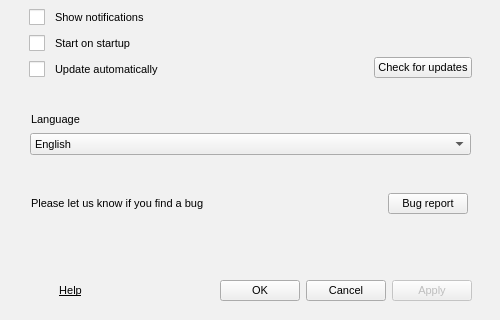
This is src/MEGASync/gui/linux/SettingsDialog.ui in meganz/MEGAsync as Qt 5 draws it before an edit; both pictures show x 0 to 500 and y 280 to 600 of the 500 by 600 pixel window. The edited form follows.
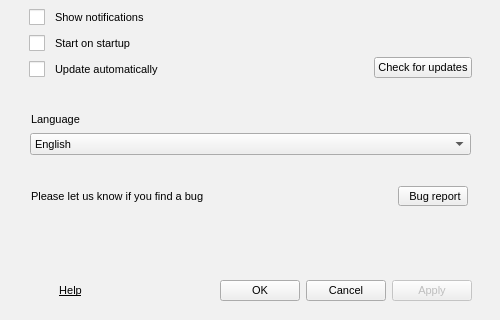
This is the edited form. Icons and pictures are not drawn.

Commit message:
minor ui fixes for linux/win
& sdk update to 3.6.7 head
& indentation fixed

What changed in the file:
```diff
--- a/src/MEGASync/gui/linux/SettingsDialog.ui
+++ b/src/MEGASync/gui/linux/SettingsDialog.ui
@@ -1792,19 +1792,10 @@
        </item>
        <item>
         <widget class="QWidget" name="widget_20" native="true">
-         <property name="minimumSize">
-          <size>
-           <width>0</width>
-           <height>57</height>
-          </size>
-         </property>
-         <property name="maximumSize">
-          <size>
-           <width>16777215</width>
-           <height>57</height>
-          </size>
-         </property>
          <layout class="QHBoxLayout" name="horizontalLayout_29">
+          <property name="spacing">
+           <number>0</number>
+          </property>
           <property name="leftMargin">
            <number>21</number>
           </property>
@@ -1813,12 +1804,24 @@
           </property>
           <item>
            <widget class="QLabel" name="label">
+            <property name="sizePolicy">
+             <sizepolicy hsizetype="Fixed" vsizetype="Preferred">
+              <horstretch>0</horstretch>
+              <verstretch>0</verstretch>
+             </sizepolicy>
+            </property>
             <property name="minimumSize">
              <size>
-              <width>330</width>
+              <width>290</width>
               <height>0</height>
              </size>
             </property>
+            <property name="maximumSize">
+             <size>
+              <width>290</width>
+              <height>16777215</height>
+             </size>
+            </property>
             <property name="text">
              <string>Please let us know if you find a bug</string>
             </property>
@@ -1842,6 +1845,20 @@
           </item>
           <item>
            <widget class="QPushButton" name="bSendBug">
+            <property name="sizePolicy">
+             <sizepolicy hsizetype="Minimum" vsizetype="Preferred">
+              <horstretch>0</horstretch>
+              <verstretch>0</verstretch>
+             </sizepolicy>
+            </property>
+            <property name="styleSheet">
+             <string notr="true">
+#bSendBug
+{
+padding-right: 6px;
+padding-left: 10px;
+}</string>
+            </property>
             <property name="text">
              <string>Bug report</string>
             </property>
```
Left out of the diff: 6 changed lines with no effect on the pictures. The commit also changes 3 other files.
